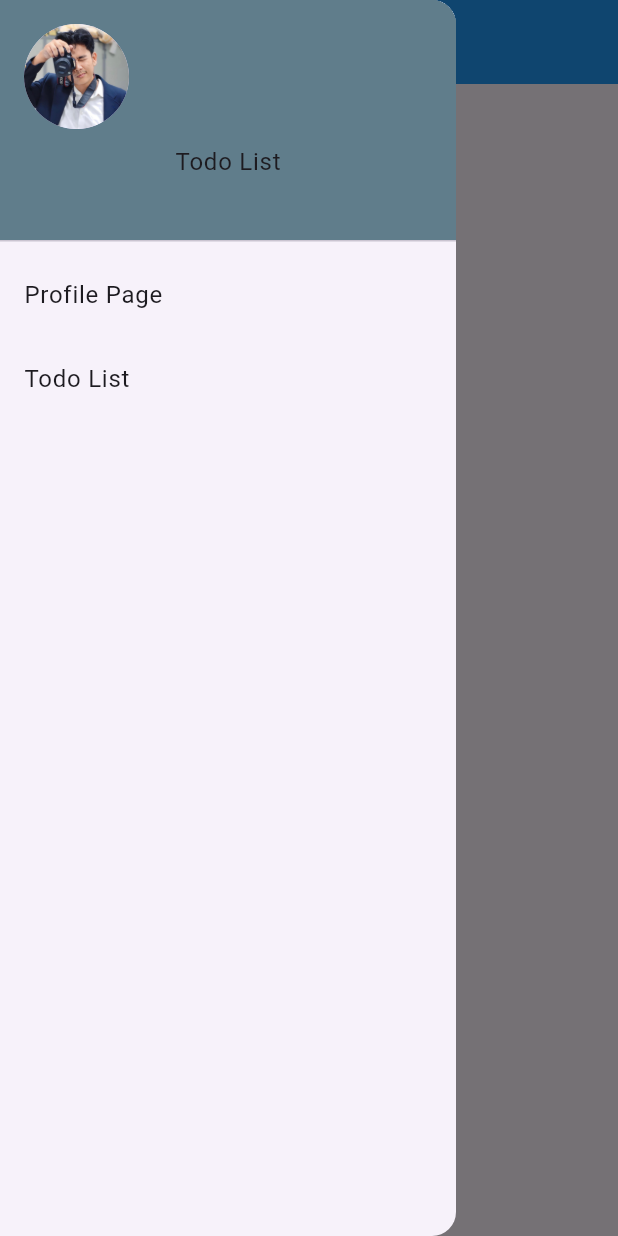
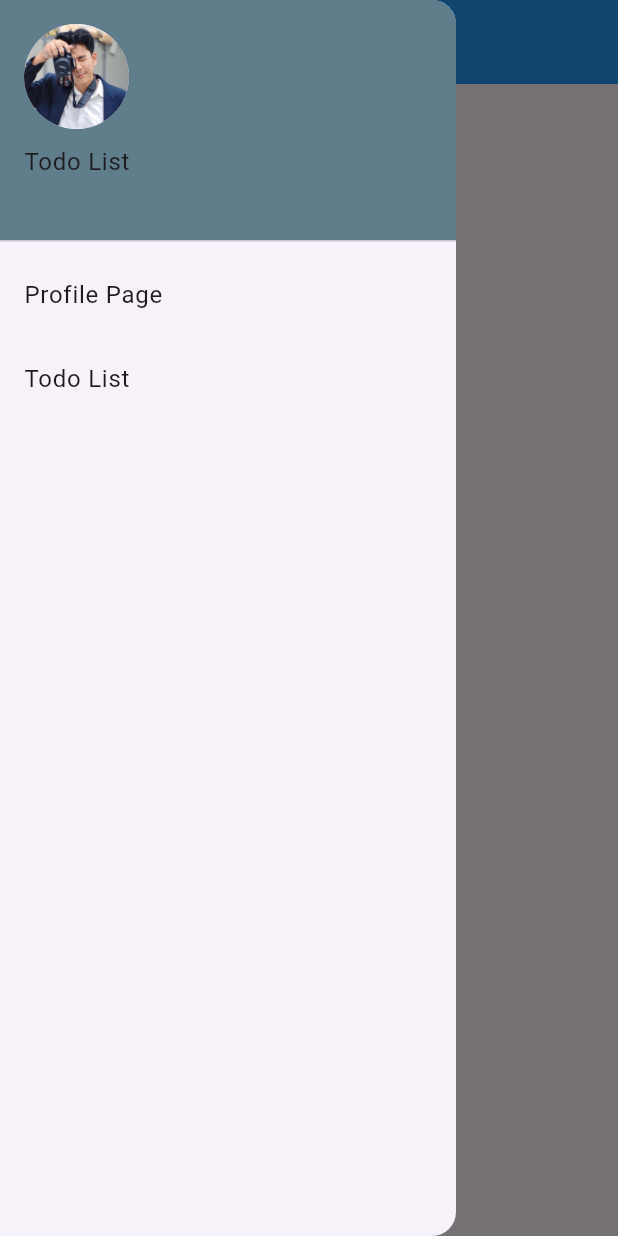
Before and after one commit to AnusitPP/flutter_lab, a Flutter app: the screen it shows after launch, with the side drawer open, on a phone screen of 412 x 824 dp. Run offline on Flutter 3.47's test engine with Material 3 defaults, Android fonts, the phone set to English and light mode, and no system bars; our stand-ins replace shared_preferences.

Commit message:
cols edit

```diff
--- a/lib/main.dart
+++ b/lib/main.dart
@@ -62,14 +62,12 @@ class _UserProfilePageState extends State<UserProfilePage> {
             const DrawerHeader(
               decoration: BoxDecoration(color: Colors.blueGrey),
               child: Column(
+                crossAxisAlignment: CrossAxisAlignment.start,
                 children: [
-                  Row(
-                    children: [
-                      CircleAvatar(
-                        radius: 35,
-                        backgroundImage: AssetImage('assets/images/avatar.jpg'),
-                      ),
-                    ],
+                  CircleAvatar(
+                    radius: 35,
+                    backgroundImage: AssetImage('assets/images/avatar.jpg'),
+
                   ),
                   SizedBox(height: 10,),
                   Text("Todo List"),
```
